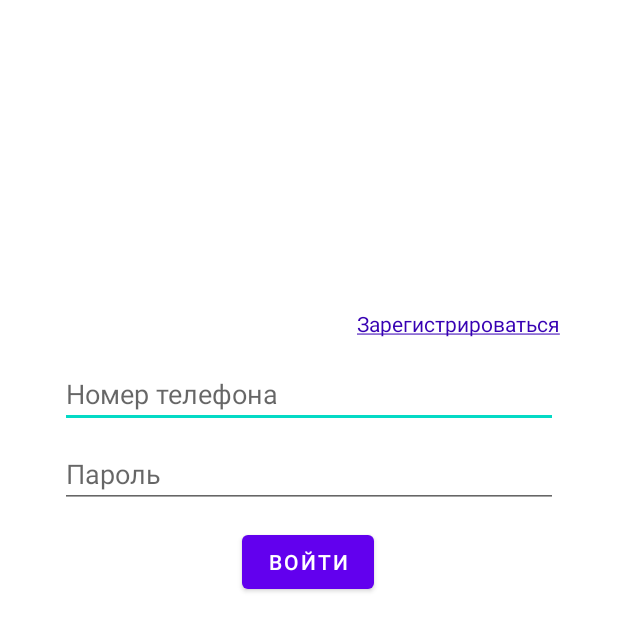
After one commit to Ephemerayne/Nyx.PizzaApp, an Android app: the LoginActivity screen opened directly, with no data from a screen before it, on a phone screen of 412 x 824 dp. The commit adds this screen. Shown: the top 631 px of the screen. Run offline under Robolectric (Android 15) with nearby library versions, the phone set to English and light mode, and no system bars; network calls fail.

Commit message:
added LoginActivity and layout + concatenated with button nav header "enter account"

```diff
--- a/app/src/main/AndroidManifest.xml
+++ b/app/src/main/AndroidManifest.xml
@@ -29,6 +29,9 @@
         <activity
             android:name=".ui.activitydetailproducts.ProductDetailActivity"
             android:parentActivityName=".ui.activitymain.MainActivity" />
+        <activity
+            android:name=".ui.activitylogin.LoginActivity"
+            android:parentActivityName=".ui.activitymain.MainActivity" />
     </application>
 
 </manifest>
--- /dev/null
+++ b/app/src/main/java/space/lala/nyxpizzaapp/ui/activitylogin/LoginActivity.java
@@ -0,0 +1,15 @@
+package space.lala.nyxpizzaapp.ui.activitylogin;
+
+import android.os.Bundle;
+
+import androidx.appcompat.app.AppCompatActivity;
+
+import space.lala.nyxpizzaapp.R;
+
+public class LoginActivity extends AppCompatActivity {
+    @Override
+    protected void onCreate(Bundle savedInstanceState) {
+        super.onCreate(savedInstanceState);
+        setContentView(R.layout.activity_login);
+    }
+}
--- /dev/null
+++ b/app/src/main/java/space/lala/nyxpizzaapp/ui/activitylogin/LoginActivityViewModel.java
@@ -0,0 +1,4 @@
+package space.lala.nyxpizzaapp.ui.activitylogin;
+
+public class LoginActivityViewModel {
+}
--- a/app/src/main/java/space/lala/nyxpizzaapp/ui/activitymain/MainActivity.java
+++ b/app/src/main/java/space/lala/nyxpizzaapp/ui/activitymain/MainActivity.java
@@ -1,6 +1,10 @@
 package space.lala.nyxpizzaapp.ui.activitymain;
 
+import android.content.Intent;
 import android.os.Bundle;
+import android.view.View;
+import android.widget.Button;
+import android.widget.LinearLayout;
 
 import androidx.appcompat.widget.Toolbar;
 import androidx.drawerlayout.widget.DrawerLayout;
@@ -13,12 +17,12 @@ import com.google.android.material.navigation.NavigationView;
 
 import space.lala.nyxpizzaapp.R;
 import space.lala.nyxpizzaapp.ui.BaseActivity;
-
-
+import space.lala.nyxpizzaapp.ui.activitylogin.LoginActivity;
 
 public class MainActivity extends BaseActivity {
 
     private AppBarConfiguration appBarConfiguration;
+    private Button enterAccount;
 
     @Override
     protected void onCreate(Bundle savedInstanceState) {
@@ -29,6 +33,15 @@ public class MainActivity extends BaseActivity {
 
         DrawerLayout drawer = findViewById(R.id.drawer_layout);
         NavigationView navigationView = findViewById(R.id.nav_view);
+        enterAccount = ((LinearLayout) navigationView.getHeaderView(0)).findViewById(R.id.enter_account_button);
+
+        enterAccount.setOnClickListener(new View.OnClickListener() {
+            @Override
+            public void onClick(View view) {
+                Intent intent = new Intent(MainActivity.this, LoginActivity.class);
+                startActivity(intent);
+            }
+        });
 
         appBarConfiguration = new AppBarConfiguration.Builder(
                 R.id.nav_home, R.id.nav_products_menu, R.id.nav_contacts)
--- /dev/null
+++ b/app/src/main/res/layout/activity_login.xml
@@ -0,0 +1,82 @@
+<?xml version="1.0" encoding="utf-8"?>
+<androidx.constraintlayout.widget.ConstraintLayout xmlns:android="http://schemas.android.com/apk/res/android"
+    xmlns:app="http://schemas.android.com/apk/res-auto"
+    xmlns:tools="http://schemas.android.com/tools"
+    android:id="@+id/container"
+    android:layout_width="match_parent"
+    android:layout_height="match_parent"
+    android:paddingLeft="@dimen/horizontal_margin"
+    android:paddingTop="@dimen/vertical_margin"
+    android:paddingRight="@dimen/horizontal_margin"
+    android:paddingBottom="@dimen/vertical_margin"
+    tools:context=".ui.activitylogin.LoginActivity">
+
+    <EditText
+        android:id="@+id/usernumber"
+        android:layout_width="0dp"
+        android:layout_height="wrap_content"
+        android:layout_marginStart="24dp"
+        android:layout_marginTop="224dp"
+        android:layout_marginEnd="24dp"
+        android:hint="@string/prompt_number_phone"
+        android:inputType="phone"
+        android:selectAllOnFocus="true"
+        app:layout_constraintEnd_toEndOf="parent"
+        app:layout_constraintStart_toStartOf="parent"
+        app:layout_constraintTop_toTopOf="parent" />
+
+    <EditText
+        android:id="@+id/password"
+        android:layout_width="0dp"
+        android:layout_height="wrap_content"
+        android:layout_marginStart="24dp"
+        android:layout_marginTop="8dp"
+        android:layout_marginEnd="24dp"
+        android:hint="@string/prompt_password"
+        android:imeOptions="actionDone"
+        android:inputType="textPassword"
+        android:selectAllOnFocus="true"
+        app:layout_constraintEnd_toEndOf="parent"
+        app:layout_constraintStart_toStartOf="parent"
+        app:layout_constraintTop_toBottomOf="@+id/usernumber" />
+
+    <Button
+        android:id="@+id/login"
+        android:layout_width="wrap_content"
+        android:layout_height="wrap_content"
+        android:layout_gravity="start"
+        android:layout_marginStart="48dp"
+        android:layout_marginTop="12dp"
+        android:layout_marginEnd="48dp"
+        android:text="@string/action_sign_in"
+        android:textColor="@color/white"
+        app:layout_constraintEnd_toEndOf="parent"
+        app:layout_constraintHorizontal_bias="0.497"
+        app:layout_constraintStart_toStartOf="parent"
+        app:layout_constraintTop_toBottomOf="@+id/password" />
+
+    <ImageView
+        android:id="@+id/loading"
+        android:layout_width="match_parent"
+        android:layout_height="50dp"
+        android:layout_gravity="center"
+        app:layout_constraintBottom_toBottomOf="parent"
+        app:layout_constraintEnd_toEndOf="parent"
+        app:layout_constraintHorizontal_bias="0.0"
+        app:layout_constraintStart_toStartOf="parent"
+        app:layout_constraintTop_toBottomOf="@+id/login"
+        app:layout_constraintVertical_bias="1.0" />
+
+    <TextView
+        android:id="@+id/text_registration"
+        android:layout_width="wrap_content"
+        android:layout_height="wrap_content"
+        android:text="@string/registration_text"
+        android:textColor="@color/purple_700"
+        app:layout_constraintBottom_toTopOf="@+id/usernumber"
+        app:layout_constraintEnd_toEndOf="parent"
+        app:layout_constraintHorizontal_bias="0.908"
+        app:layout_constraintStart_toStartOf="parent"
+        app:layout_constraintTop_toTopOf="parent"
+        app:layout_constraintVertical_bias="0.927" />
+</androidx.constraintlayout.widget.ConstraintLayout>
--- a/app/src/main/res/menu/menu_main.xml
+++ b/app/src/main/res/menu/menu_main.xml
@@ -6,6 +6,6 @@
         app:actionLayout="@layout/badge_cart"
         android:icon="@drawable/ic_shopping_basket_24"
         android:orderInCategory="1"
-        android:title="@string/create_order_title"
+        android:title="@string/create_order"
         app:showAsAction="ifRoom" />
 </menu>
--- a/app/src/main/res/values/dimens.xml
+++ b/app/src/main/res/values/dimens.xml
@@ -5,4 +5,8 @@
     <dimen name="nav_header_vertical_spacing">8dp</dimen>
     <dimen name="nav_header_height">176dp</dimen>
     <dimen name="fab_margin">16dp</dimen>
+    <dimen name="horizontal_margin">16dp</dimen>
+    <dimen name="vertical_margin">16dp</dimen>
+    <dimen name="list_item_spacing">16dp</dimen>
+    <dimen name="list_item_spacing_half">8dp</dimen>
 </resources>
--- a/app/src/main/res/values/strings.xml
+++ b/app/src/main/res/values/strings.xml
@@ -1,16 +1,15 @@
 <resources>
     <string name="app_name">Nyx.PizzaApp</string>
 
-    <string name="create_order">Сделать заказ</string>
-    <string name="create_order_title">Сделать заказ</string>
-    <string name="action_share">Поделиться</string>
 
+
+    //TABLAYOUT TOOLBAR//
     <string name="pizza_tab">Пиццы</string>
     <string name="pasta_tab">Пасты</string>
     <string name="drinks_tab">Напитки</string>
 
-    <string name="menu_products">Меню</string>
-    <string name="home">Главная</string>
+
+
 
     <string name="company_name">Пиццы и Пасты</string>
     <string name="restaurant_image">Картинка ресторана</string>
@@ -19,6 +18,8 @@
         people believe eating out is about being with your friends and family. We believe that
         good food is best enjoyed while staring at your phone.</string>
 
+    //ORDER ACTIVITY//
+    <string name="create_order">Сделать заказ</string>
     <string name="order_name_hint">Ввведите Ваше имя</string>
     <string name="order_details_hint">Комментарии к заказу</string>
     <string name="hello_blank_fragment">Hello blank fragment</string>
@@ -36,9 +37,14 @@
     <string name="order_phone_hint">Номер телефона</string>
     <string name="quantity_products">Количество товаров: %d шт.</string>
     <string name="Text_no_selected_products">Отсутствуют</string>
+
+    //NAV MENU DRAWER//
     <string name="contacts">Контакты</string>
     <string name="history">История заказов</string>
+    <string name="home">Главная</string>
+    <string name="menu_products">Меню</string>
 
+    //CONTACTS FRAGMENT//
     <string name="your_city">Ваш город</string>
     <string name="call">Телефон для заказов и справки: </string>
     <string name="mail">Напишите нам на почту по любым вопросам: </string>
@@ -64,4 +70,10 @@
         <item>Сочи</item>
     </string-array>
 
+    //LOGIN ACTIVITY//
+    <string name="prompt_number_phone">Номер телефона</string>
+    <string name="prompt_password">Пароль</string>
+    <string name="action_sign_in">Войти</string>
+    <string name="registration_text"><u>Зарегистрироваться</u></string>
+
 </resources>
```
